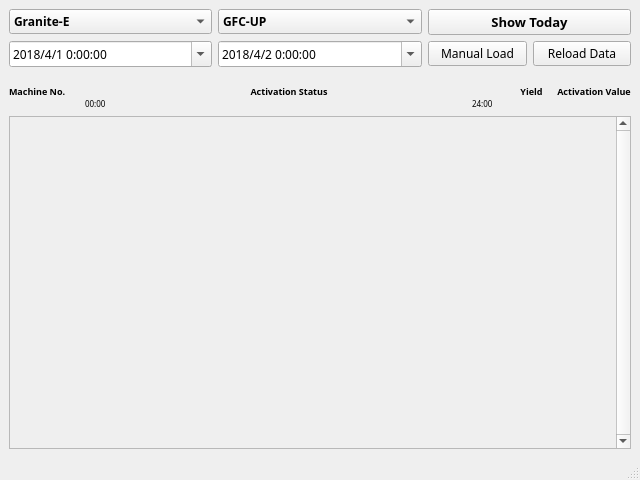
zylo117/ZombieZoo, file face/activation_monitor.ui: the form before one commit.
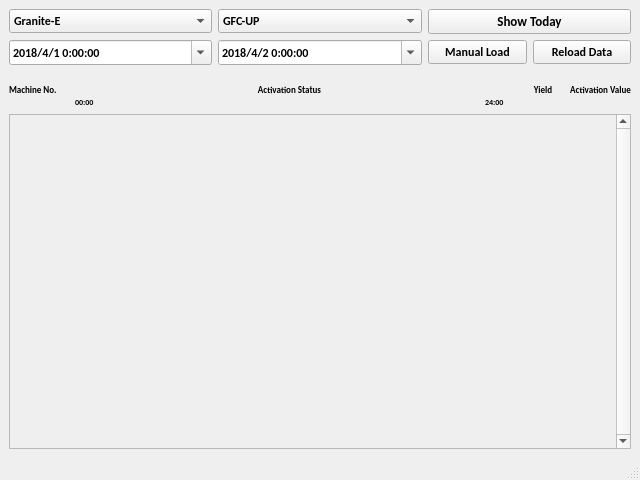
The form after the commit. Icons and pictures are not drawn.

Commit message: gfc activation monitor finish

```diff
--- a/face/activation_monitor.ui
+++ b/face/activation_monitor.ui
@@ -34,9 +34,9 @@
          <widget class="QPushButton" name="manual_load_data">
           <property name="font">
            <font>
-            <family>Lucida Sans</family>
-            <weight>50</weight>
-            <bold>false</bold>
+            <family>Calibri</family>
+            <weight>75</weight>
+            <bold>true</bold>
            </font>
           </property>
           <property name="text">
@@ -48,7 +48,9 @@
          <widget class="QPushButton" name="reload">
           <property name="font">
            <font>
-            <family>Lucida Sans</family>
+            <family>Calibri</family>
+            <weight>75</weight>
+            <bold>true</bold>
            </font>
           </property>
           <property name="text">
@@ -62,7 +64,7 @@
        <widget class="QComboBox" name="mac_type_select">
         <property name="font">
          <font>
-          <family>Lucida Sans</family>
+          <family>Calibri</family>
           <weight>75</weight>
           <bold>true</bold>
          </font>
@@ -113,7 +115,7 @@
        <widget class="QComboBox" name="category_select">
         <property name="font">
          <font>
-          <family>Lucida Sans</family>
+          <family>Calibri</family>
           <weight>75</weight>
           <bold>true</bold>
          </font>
@@ -172,9 +174,9 @@
        <widget class="QDateTimeEdit" name="from_time">
         <property name="font">
          <font>
-          <family>Lucida Sans</family>
-          <weight>50</weight>
-          <bold>false</bold>
+          <family>Calibri</family>
+          <weight>75</weight>
+          <bold>true</bold>
          </font>
         </property>
         <property name="dateTime">
@@ -199,9 +201,9 @@
        <widget class="QDateTimeEdit" name="to_time">
         <property name="font">
          <font>
-          <family>Lucida Sans</family>
-          <weight>50</weight>
-          <bold>false</bold>
+          <family>Calibri</family>
+          <weight>75</weight>
+          <bold>true</bold>
          </font>
         </property>
         <property name="dateTime">
@@ -226,7 +228,7 @@
        <widget class="QPushButton" name="auto_load_data">
         <property name="font">
          <font>
-          <family>Lucida Sans</family>
+          <family>Calibri</family>
           <pointsize>10</pointsize>
           <weight>75</weight>
           <bold>true</bold>
@@ -251,7 +253,7 @@
         </property>
         <property name="font">
          <font>
-          <family>Lucida Sans</family>
+          <family>Calibri</family>
           <pointsize>7</pointsize>
           <weight>75</weight>
           <bold>true</bold>
@@ -266,9 +268,9 @@
        <widget class="QLabel" name="label_3">
         <property name="font">
          <font>
-          <family>Lucida Sans</family>
-          <weight>50</weight>
-          <bold>false</bold>
+          <family>Calibri</family>
+          <weight>75</weight>
+          <bold>true</bold>
          </font>
         </property>
         <property name="text">
@@ -280,10 +282,10 @@
        <widget class="QLabel" name="from_time_stamp">
         <property name="font">
          <font>
-          <family>Lucida Sans</family>
+          <family>Calibri</family>
           <pointsize>6</pointsize>
-          <weight>50</weight>
-          <bold>false</bold>
+          <weight>75</weight>
+          <bold>true</bold>
          </font>
         </property>
         <property name="text">
@@ -298,7 +300,7 @@
        <widget class="QLabel" name="label_activation_status_example">
         <property name="font">
          <font>
-          <family>Lucida Sans</family>
+          <family>Calibri</family>
           <pointsize>7</pointsize>
           <weight>75</weight>
           <bold>true</bold>
@@ -316,10 +318,10 @@
        <widget class="QLabel" name="to_time_stamp">
         <property name="font">
          <font>
-          <family>Lucida Sans</family>
+          <family>Calibri</family>
           <pointsize>6</pointsize>
-          <weight>50</weight>
-          <bold>false</bold>
+          <weight>75</weight>
+          <bold>true</bold>
          </font>
         </property>
         <property name="text">
@@ -334,9 +336,9 @@
        <widget class="QLabel" name="label_4">
         <property name="font">
          <font>
-          <family>Lucida Sans</family>
-          <weight>50</weight>
-          <bold>false</bold>
+          <family>Calibri</family>
+          <weight>75</weight>
+          <bold>true</bold>
          </font>
         </property>
         <property name="text">
@@ -348,7 +350,7 @@
        <widget class="QLabel" name="label_yield_val_example">
         <property name="font">
          <font>
-          <family>Lucida Sans</family>
+          <family>Calibri</family>
           <pointsize>7</pointsize>
           <weight>75</weight>
           <bold>true</bold>
@@ -366,7 +368,7 @@
        <widget class="QLabel" name="label_activation_val_example">
         <property name="font">
          <font>
-          <family>Lucida Sans</family>
+          <family>Calibri</family>
           <pointsize>7</pointsize>
           <weight>75</weight>
           <bold>true</bold>
@@ -391,9 +393,9 @@
         </property>
         <property name="font">
          <font>
-          <family>Lucida Sans</family>
-          <weight>50</weight>
-          <bold>false</bold>
+          <family>Calibri</family>
+          <weight>75</weight>
+          <bold>true</bold>
          </font>
         </property>
         <property name="verticalScrollBarPolicy">
```
The commit also changes 4 other files.
